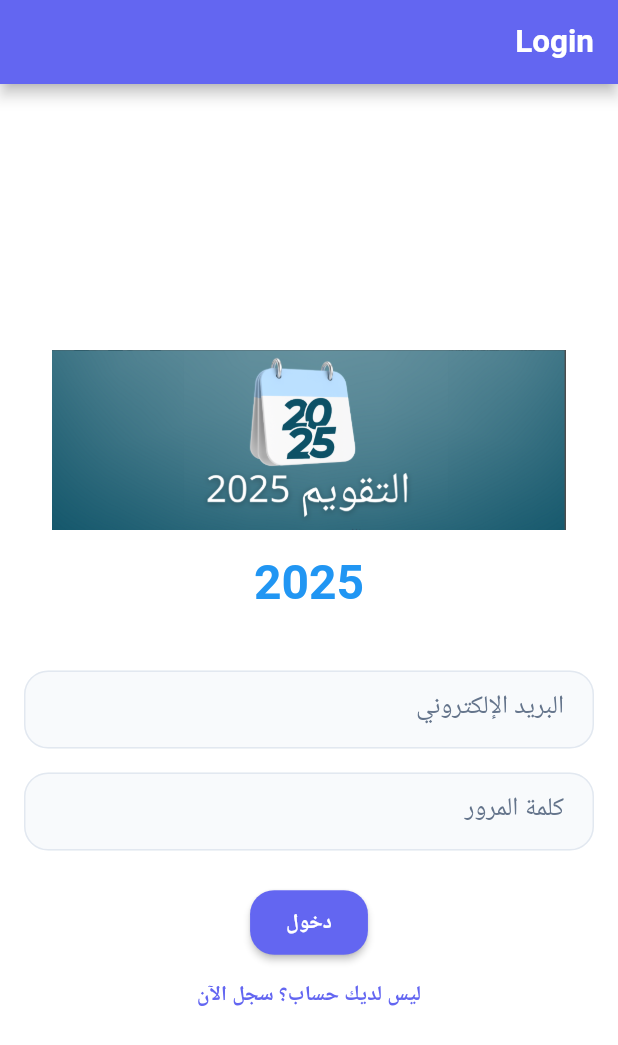
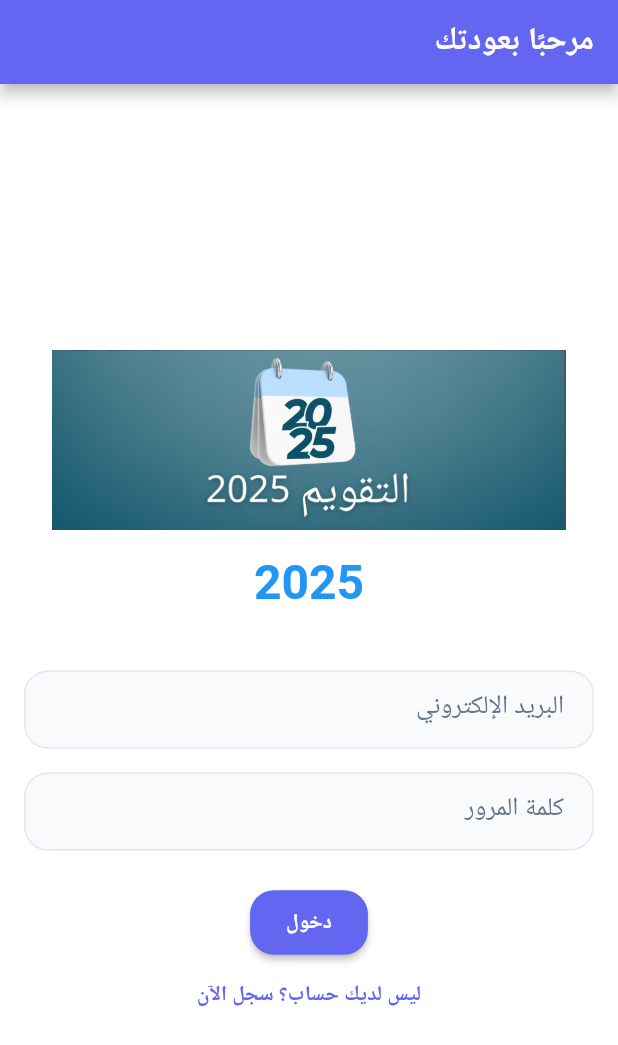
Before and after one commit to darysaleh3-ops/shared_calendar, a Flutter app: the screen it shows after launch, on a phone screen of 412 x 824 dp. Shown: the top 1045 px of the screen. Run offline on Flutter 3.47's test engine with Material 3 defaults, Android fonts, the phone set to English and light mode, and no system bars; our stand-ins replace drift, flutter_riverpod, freezed_annotation, go_router, riverpod_annotation, shared_preferences and 1 more; accounts and stored records are empty; generated files the repository leaves out were written again.

Commit message:
fix: localize login screen appbar title

```diff
--- a/lib/features/auth/presentation/login_screen.dart
+++ b/lib/features/auth/presentation/login_screen.dart
@@ -23,7 +23,7 @@ class _LoginScreenState extends ConsumerState<LoginScreen> {
     final state = ref.watch(authControllerProvider);
 
     return Scaffold(
-      appBar: AppBar(title: const Text('Login')),
+      appBar: AppBar(title: Text(AppLocalizations.of(context)!.loginTitle)),
       body: Padding(
         padding: const EdgeInsets.all(16.0),
         child: Consumer(
```
